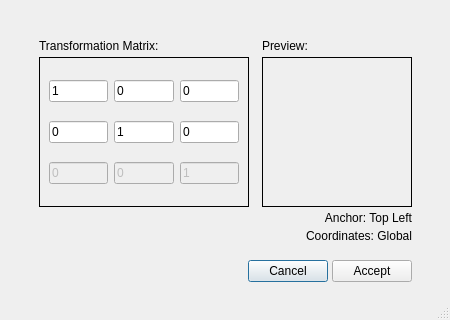
Qt form GUI/windows/custMatTransform.ui (vectorgraphics/asymptote) before a commit.
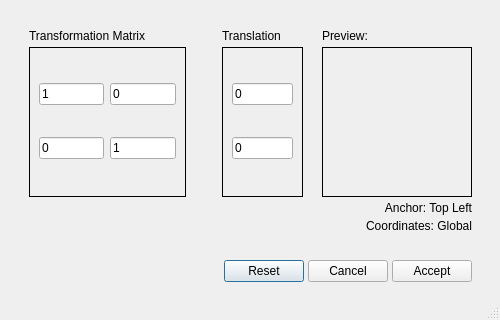
The same form after that commit. Icons and pictures are not drawn.

Commit message: De-Asyfy transformation, fix local coordinates (temporary), updated matrix dialog.

```diff
--- a/GUI/windows/custMatTransform.ui
+++ b/GUI/windows/custMatTransform.ui
@@ -6,7 +6,7 @@
    <rect>
     <x>0</x>
     <y>0</y>
-    <width>450</width>
+    <width>500</width>
     <height>320</height>
    </rect>
   </property>
@@ -18,13 +18,13 @@
   </property>
   <property name="minimumSize">
    <size>
-    <width>450</width>
+    <width>500</width>
     <height>320</height>
    </size>
   </property>
   <property name="maximumSize">
    <size>
-    <width>450</width>
+    <width>500</width>
     <height>320</height>
    </size>
   </property>
@@ -47,10 +47,10 @@
   <widget class="QFrame" name="centralFrame">
    <property name="geometry">
     <rect>
-     <x>30</x>
-     <y>30</y>
-     <width>391</width>
-     <height>261</height>
+     <x>20</x>
+     <y>20</y>
+     <width>461</width>
+     <height>271</height>
     </rect>
    </property>
    <property name="sizePolicy">
@@ -72,6 +72,8 @@
     <item>
      <layout class="QHBoxLayout" name="horizontalLayout">
       <item>
+       <layout class="QHBoxLayout" name="horizontalLayout_3">
+        <item>
        <layout class="QVBoxLayout" name="verticalLayout">
         <item>
          <widget class="QLabel" name="label">
@@ -82,10 +84,7 @@
            </sizepolicy>
           </property>
           <property name="text">
-           <string>Transformation Matrix:</string>
-          </property>
-          <property name="alignment">
-           <set>Qt::AlignLeading|Qt::AlignLeft|Qt::AlignTop</set>
+             <string>Transformation Matrix</string>
           </property>
          </widget>
         </item>
@@ -95,50 +94,6 @@
            <enum>QFrame::Box</enum>
           </property>
           <layout class="QGridLayout" name="gridLayout">
-           <item row="4" column="1">
-            <widget class="QLineEdit" name="lineMat21">
-             <property name="enabled">
-              <bool>false</bool>
-             </property>
-             <property name="maximumSize">
-              <size>
-               <width>70</width>
-               <height>16777215</height>
-              </size>
-             </property>
-             <property name="text">
-              <string>0</string>
-             </property>
-             <property name="readOnly">
-              <bool>true</bool>
-             </property>
-            </widget>
-           </item>
-           <item row="4" column="2">
-            <widget class="QLineEdit" name="lineMat22">
-             <property name="enabled">
-              <bool>false</bool>
-             </property>
-             <property name="sizePolicy">
-              <sizepolicy hsizetype="Expanding" vsizetype="Fixed">
-               <horstretch>0</horstretch>
-               <verstretch>0</verstretch>
-              </sizepolicy>
-             </property>
-             <property name="maximumSize">
-              <size>
-               <width>70</width>
-               <height>16777215</height>
-              </size>
-             </property>
-             <property name="text">
-              <string>1</string>
-             </property>
-             <property name="readOnly">
-              <bool>true</bool>
-             </property>
-            </widget>
-           </item>
            <item row="1" column="0">
             <widget class="QLineEdit" name="lineMat00">
              <property name="maximumSize">
@@ -152,11 +107,8 @@
              </property>
             </widget>
            </item>
-           <item row="4" column="0">
-            <widget class="QLineEdit" name="lineMat20">
-             <property name="enabled">
-              <bool>false</bool>
-             </property>
+             <item row="2" column="1">
+              <widget class="QLineEdit" name="lineMat11">
              <property name="maximumSize">
               <size>
                <width>70</width>
@@ -164,36 +116,7 @@
               </size>
              </property>
              <property name="text">
-              <string>0</string>
-             </property>
-             <property name="readOnly">
-              <bool>true</bool>
-             </property>
-            </widget>
-           </item>
-           <item row="1" column="1">
-            <widget class="QLineEdit" name="lineMat01">
-             <property name="maximumSize">
-              <size>
-               <width>70</width>
-               <height>16777215</height>
-              </size>
-             </property>
-             <property name="text">
-              <string>0</string>
-             </property>
-            </widget>
-           </item>
-           <item row="1" column="2">
-            <widget class="QLineEdit" name="lineMat02">
-             <property name="maximumSize">
-              <size>
-               <width>70</width>
-               <height>16777215</height>
-              </size>
-             </property>
-             <property name="text">
-              <string>0</string>
+                <string>1</string>
              </property>
             </widget>
            </item>
@@ -210,8 +133,60 @@
              </property>
             </widget>
            </item>
+             <item row="1" column="1">
+              <widget class="QLineEdit" name="lineMat01">
+               <property name="maximumSize">
+                <size>
+                 <width>70</width>
+                 <height>16777215</height>
+                </size>
+               </property>
+               <property name="text">
+                <string>0</string>
+               </property>
+              </widget>
+             </item>
+            </layout>
+           </widget>
+          </item>
+         </layout>
+        </item>
+        <item>
+         <spacer name="horizontalSpacer_3">
+          <property name="orientation">
+           <enum>Qt::Horizontal</enum>
+          </property>
+          <property name="sizeHint" stdset="0">
+           <size>
+            <width>40</width>
+            <height>20</height>
+           </size>
+          </property>
+         </spacer>
+        </item>
+        <item>
+         <layout class="QVBoxLayout" name="verticalLayout_4">
+          <item>
+           <widget class="QLabel" name="label_3">
+            <property name="sizePolicy">
+             <sizepolicy hsizetype="Fixed" vsizetype="Fixed">
+              <horstretch>0</horstretch>
+              <verstretch>0</verstretch>
+             </sizepolicy>
+            </property>
+            <property name="text">
+             <string>Translation</string>
+            </property>
+           </widget>
+          </item>
+          <item>
+           <widget class="QFrame" name="gridFrame_2">
+            <property name="frameShape">
+             <enum>QFrame::Box</enum>
+            </property>
+            <layout class="QGridLayout" name="gridLayout_2">
            <item row="2" column="1">
-            <widget class="QLineEdit" name="lineMat11">
+              <widget class="QLineEdit" name="lineMatTy">
              <property name="maximumSize">
               <size>
                <width>70</width>
@@ -219,12 +194,12 @@
               </size>
              </property>
              <property name="text">
-              <string>1</string>
+                <string>0</string>
              </property>
             </widget>
            </item>
-           <item row="2" column="2">
-            <widget class="QLineEdit" name="lineMat12">
+             <item row="1" column="1">
+              <widget class="QLineEdit" name="lineMatTx">
              <property name="maximumSize">
               <size>
                <width>70</width>
@@ -238,6 +213,8 @@
            </item>
           </layout>
          </widget>
+          </item>
+         </layout>
         </item>
        </layout>
       </item>
@@ -346,6 +323,13 @@
         </property>
        </spacer>
       </item>
+      <item>
+       <widget class="QPushButton" name="btnReset">
+        <property name="text">
+         <string>Reset</string>
+        </property>
+       </widget>
+      </item>
       <item>
        <widget class="QPushButton" name="btnCancel">
         <property name="text">
```
Lines whose indentation alone changed are shown as unchanged. The commit also changes 5 other files.
